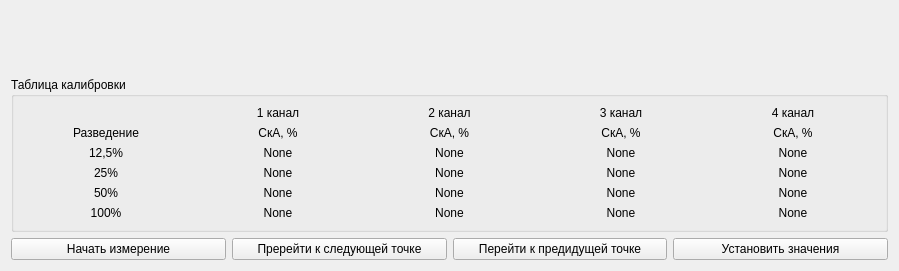
krang4d/Agrekola, file kalibragr2.ui: the form before one commit.
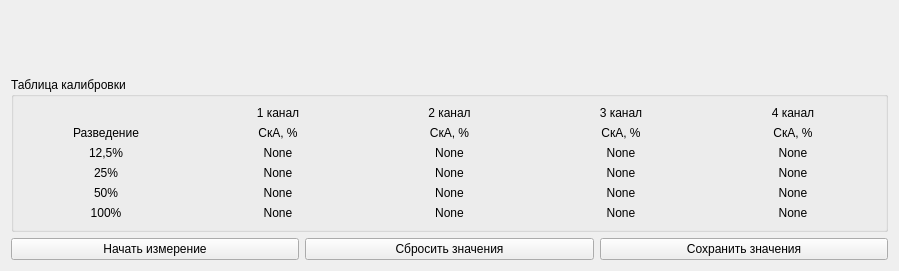
The form after the commit. Custom widgets are drawn as their Qt base class.

Diff of the .ui file:
```diff
--- a/kalibragr2.ui
+++ b/kalibragr2.ui
@@ -325,7 +325,7 @@
     </layout>
    </item>
    <item>
-    <layout class="QHBoxLayout" name="horizontalLayout" stretch="0,0,0,0">
+    <layout class="QHBoxLayout" name="horizontalLayout" stretch="0,0,0">
      <property name="spacing">
       <number>6</number>
      </property>
@@ -342,21 +342,14 @@
      <item>
       <widget class="QPushButton" name="pushButton_2">
        <property name="text">
-        <string>Пререйти к следующей точке</string>
-       </property>
-      </widget>
-     </item>
-     <item>
-      <widget class="QPushButton" name="pushButton_3">
-       <property name="text">
-        <string>Перейти к предидущей точке</string>
+        <string>Сбросить значения</string>
        </property>
       </widget>
      </item>
      <item>
       <widget class="QPushButton" name="pushButton_4">
        <property name="text">
-        <string>Установить значения</string>
+        <string>Сохранить значения</string>
        </property>
       </widget>
      </item>
```
